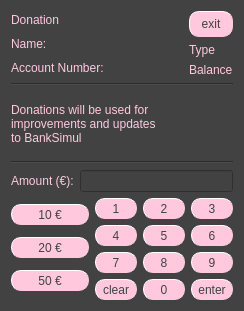
Qt form bankautomat/donationwindow.ui (bank-2022/group11) before a commit.
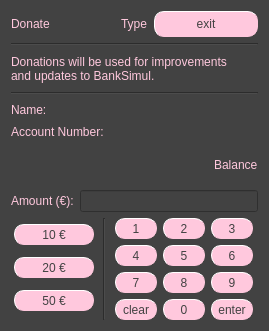
The same form after that commit.

Diff of the .ui file:
```diff
--- a/bankautomat/donationwindow.ui
+++ b/bankautomat/donationwindow.ui
@@ -6,8 +6,8 @@
    <rect>
     <x>0</x>
     <y>0</y>
-    <width>244</width>
-    <height>311</height>
+    <width>269</width>
+    <height>331</height>
    </rect>
   </property>
   <property name="windowTitle">
@@ -16,24 +16,107 @@
   <property name="styleSheet">
    <string notr="true">background-color:rgb(66, 66, 66);</string>
   </property>
-  <layout class="QVBoxLayout" name="verticalLayout_6">
+  <layout class="QVBoxLayout" name="verticalLayout_8">
+   <item>
+    <layout class="QVBoxLayout" name="verticalLayout_7">
    <item>
     <layout class="QVBoxLayout" name="verticalLayout_5">
      <item>
+        <layout class="QVBoxLayout" name="verticalLayout_2">
+         <item>
       <layout class="QHBoxLayout" name="horizontalLayout_3">
        <item>
-        <layout class="QVBoxLayout" name="verticalLayout_4">
-         <item>
           <widget class="QLabel" name="headerLabel">
            <property name="styleSheet">
             <string notr="true">color: rgb(255, 200, 221);
+font: 63 12pt &quot;Lato Semibold&quot;;</string>
+             </property>
+             <property name="text">
+              <string>Donate</string>
+             </property>
+            </widget>
+           </item>
+           <item>
+            <widget class="QLabel" name="typeLabel">
+             <property name="sizePolicy">
+              <sizepolicy hsizetype="Fixed" vsizetype="Fixed">
+               <horstretch>0</horstretch>
+               <verstretch>0</verstretch>
+              </sizepolicy>
+             </property>
+             <property name="styleSheet">
+              <string notr="true">color: rgb(255, 200, 221);
 font: 63 10pt &quot;Lato Semibold&quot;;</string>
            </property>
            <property name="text">
-            <string>Donation</string>
+              <string>Type</string>
            </property>
           </widget>
          </item>
+           <item>
+            <widget class="QPushButton" name="exitButton">
+             <property name="cursor">
+              <cursorShape>PointingHandCursor</cursorShape>
+             </property>
+             <property name="styleSheet">
+              <string notr="true">font: 63 9pt &quot;Lato Semibold&quot;;
+color: rgb(66, 66, 66);
+background-color:rgb(255, 200, 221);
+border-style: outset;
+border-width: 1px;
+border-radius: 10px;
+border-color:rgb(255, 200, 221);
+min-width: 1em;
+max-width: 4em;
+padding: 5px;</string>
+             </property>
+             <property name="text">
+              <string>exit</string>
+             </property>
+            </widget>
+           </item>
+          </layout>
+         </item>
+         <item>
+          <widget class="Line" name="line">
+           <property name="orientation">
+            <enum>Qt::Horizontal</enum>
+           </property>
+          </widget>
+         </item>
+        </layout>
+       </item>
+       <item>
+        <layout class="QVBoxLayout" name="verticalLayout_4">
+         <item>
+          <widget class="QLabel" name="charityInfoLabel">
+           <property name="styleSheet">
+            <string notr="true">color: rgb(255, 200, 221);
+font: 63 10pt &quot;Lato Semibold&quot;;</string>
+           </property>
+           <property name="text">
+            <string>Donations will be used for improvements 
+and updates to BankSimul.</string>
+           </property>
+          </widget>
+         </item>
+         <item>
+          <widget class="Line" name="line_2">
+           <property name="orientation">
+            <enum>Qt::Horizontal</enum>
+           </property>
+          </widget>
+         </item>
+        </layout>
+       </item>
+      </layout>
+     </item>
+     <item>
+      <layout class="QVBoxLayout" name="verticalLayout_6">
+       <item>
+        <layout class="QHBoxLayout" name="horizontalLayout_5">
+         <item>
+          <layout class="QVBoxLayout" name="verticalLayout_3">
          <item>
           <widget class="QLabel" name="nameLabel">
            <property name="styleSheet">
@@ -59,6 +142,23 @@
         </layout>
        </item>
        <item>
+          <spacer name="horizontalSpacer_2">
+           <property name="orientation">
+            <enum>Qt::Horizontal</enum>
+           </property>
+           <property name="sizeHint" stdset="0">
+            <size>
+             <width>40</width>
+             <height>20</height>
+            </size>
+           </property>
+          </spacer>
+         </item>
+        </layout>
+       </item>
+       <item>
+        <layout class="QHBoxLayout" name="horizontalLayout_4">
+         <item>
         <spacer name="horizontalSpacer">
          <property name="orientation">
           <enum>Qt::Horizontal</enum>
@@ -72,40 +172,6 @@
         </spacer>
        </item>
        <item>
-        <layout class="QVBoxLayout" name="verticalLayout_3">
-         <item>
-          <widget class="QPushButton" name="exitButton">
-           <property name="cursor">
-            <cursorShape>PointingHandCursor</cursorShape>
-           </property>
-           <property name="styleSheet">
-            <string notr="true">font: 63 9pt &quot;Lato Semibold&quot;;
-color: rgb(66, 66, 66);
-background-color:rgb(255, 200, 221);
-border-style: outset;
-border-width: 1px;
-border-radius: 10px;
-border-color:rgb(255, 200, 221);
-min-width: 4em;
-padding: 5px;</string>
-           </property>
-           <property name="text">
-            <string>exit</string>
-           </property>
-          </widget>
-         </item>
-         <item>
-          <widget class="QLabel" name="typeLabel">
-           <property name="styleSheet">
-            <string notr="true">color: rgb(255, 200, 221);
-font: 63 10pt &quot;Lato Semibold&quot;;</string>
-           </property>
-           <property name="text">
-            <string>Type</string>
-           </property>
-          </widget>
-         </item>
-         <item>
           <widget class="QLabel" name="balanceLabel">
            <property name="styleSheet">
             <string notr="true">color: rgb(255, 200, 221);
@@ -121,35 +187,6 @@
       </layout>
      </item>
      <item>
-      <widget class="Line" name="line">
-       <property name="orientation">
-        <enum>Qt::Horizontal</enum>
-       </property>
-      </widget>
-     </item>
-     <item>
-      <widget class="QLabel" name="charityInfoLabel">
-       <property name="styleSheet">
-        <string notr="true">color: rgb(255, 200, 221);
-font: 63 10pt &quot;Lato Semibold&quot;;</string>
-       </property>
-       <property name="text">
-        <string>Donations will be used for 
-improvements and updates 
-to BankSimul</string>
-       </property>
-      </widget>
-     </item>
-     <item>
-      <widget class="Line" name="line_2">
-       <property name="orientation">
-        <enum>Qt::Horizontal</enum>
-       </property>
-      </widget>
-     </item>
-     <item>
-      <layout class="QVBoxLayout" name="verticalLayout_2">
-       <item>
         <layout class="QHBoxLayout" name="horizontalLayout_2">
          <item>
           <widget class="QLabel" name="label">
@@ -277,6 +314,13 @@
            </item>
           </layout>
          </item>
+       <item>
+        <widget class="Line" name="line_4">
+         <property name="orientation">
+          <enum>Qt::Vertical</enum>
+         </property>
+        </widget>
+       </item>
          <item>
           <layout class="QGridLayout" name="gridLayout">
            <item row="0" column="0">
@@ -674,8 +718,6 @@
               <string>enter</string>
              </property>
             </widget>
-           </item>
-          </layout>
          </item>
         </layout>
        </item>
```
Lines whose indentation alone changed are shown as unchanged.
